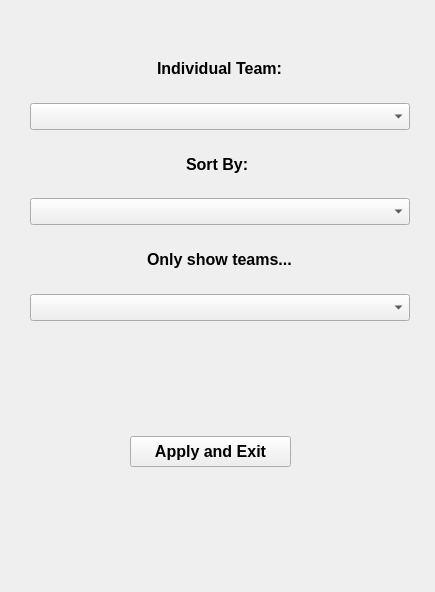
Before: the Qt Designer form StadiumTourProject/tablefilter.ui in joeyCampbelll/CS1D-Project-2, drawn with Qt 5.
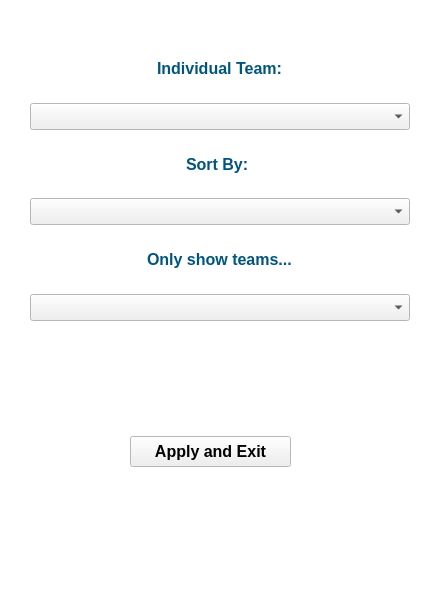
After: the same form once the commit is applied. Icons and pictures are not drawn.

Patch:
```diff
--- a/StadiumTourProject/tablefilter.ui
+++ b/StadiumTourProject/tablefilter.ui
@@ -10,6 +10,124 @@
     <height>592</height>
    </rect>
   </property>
+  <property name="palette">
+   <palette>
+    <active>
+     <colorrole role="WindowText">
+      <brush brushstyle="SolidPattern">
+       <color alpha="255">
+        <red>0</red>
+        <green>85</green>
+        <blue>127</blue>
+       </color>
+      </brush>
+     </colorrole>
+     <colorrole role="Base">
+      <brush brushstyle="SolidPattern">
+       <color alpha="255">
+        <red>255</red>
+        <green>255</green>
+        <blue>255</blue>
+       </color>
+      </brush>
+     </colorrole>
+     <colorrole role="Window">
+      <brush brushstyle="SolidPattern">
+       <color alpha="255">
+        <red>255</red>
+        <green>255</green>
+        <blue>255</blue>
+       </color>
+      </brush>
+     </colorrole>
+     <colorrole role="AlternateBase">
+      <brush brushstyle="SolidPattern">
+       <color alpha="255">
+        <red>255</red>
+        <green>255</green>
+        <blue>255</blue>
+       </color>
+      </brush>
+     </colorrole>
+    </active>
+    <inactive>
+     <colorrole role="WindowText">
+      <brush brushstyle="SolidPattern">
+       <color alpha="255">
+        <red>0</red>
+        <green>85</green>
+        <blue>127</blue>
+       </color>
+      </brush>
+     </colorrole>
+     <colorrole role="Base">
+      <brush brushstyle="SolidPattern">
+       <color alpha="255">
+        <red>255</red>
+        <green>255</green>
+        <blue>255</blue>
+       </color>
+      </brush>
+     </colorrole>
+     <colorrole role="Window">
+      <brush brushstyle="SolidPattern">
+       <color alpha="255">
+        <red>255</red>
+        <green>255</green>
+        <blue>255</blue>
+       </color>
+      </brush>
+     </colorrole>
+     <colorrole role="AlternateBase">
+      <brush brushstyle="SolidPattern">
+       <color alpha="255">
+        <red>255</red>
+        <green>255</green>
+        <blue>255</blue>
+       </color>
+      </brush>
+     </colorrole>
+    </inactive>
+    <disabled>
+     <colorrole role="WindowText">
+      <brush brushstyle="SolidPattern">
+       <color alpha="255">
+        <red>120</red>
+        <green>120</green>
+        <blue>120</blue>
+       </color>
+      </brush>
+     </colorrole>
+     <colorrole role="Base">
+      <brush brushstyle="SolidPattern">
+       <color alpha="255">
+        <red>255</red>
+        <green>255</green>
+        <blue>255</blue>
+       </color>
+      </brush>
+     </colorrole>
+     <colorrole role="Window">
+      <brush brushstyle="SolidPattern">
+       <color alpha="255">
+        <red>255</red>
+        <green>255</green>
+        <blue>255</blue>
+       </color>
+      </brush>
+     </colorrole>
+     <colorrole role="AlternateBase">
+      <brush brushstyle="SolidPattern">
+       <color alpha="255">
+        <red>255</red>
+        <green>255</green>
+        <blue>255</blue>
+       </color>
+      </brush>
+     </colorrole>
+    </disabled>
+   </palette>
+  </property>
   <property name="windowTitle">
    <string>Form</string>
   </property>
```
Left out of the diff: 19 changed lines with no effect on the pictures.
